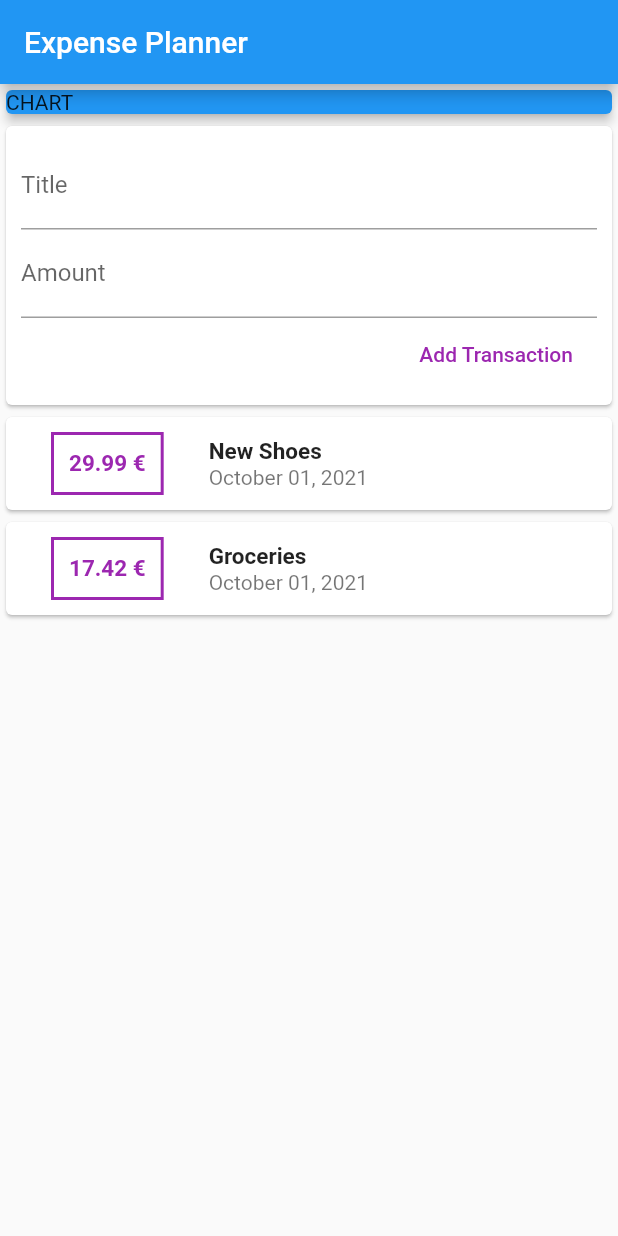
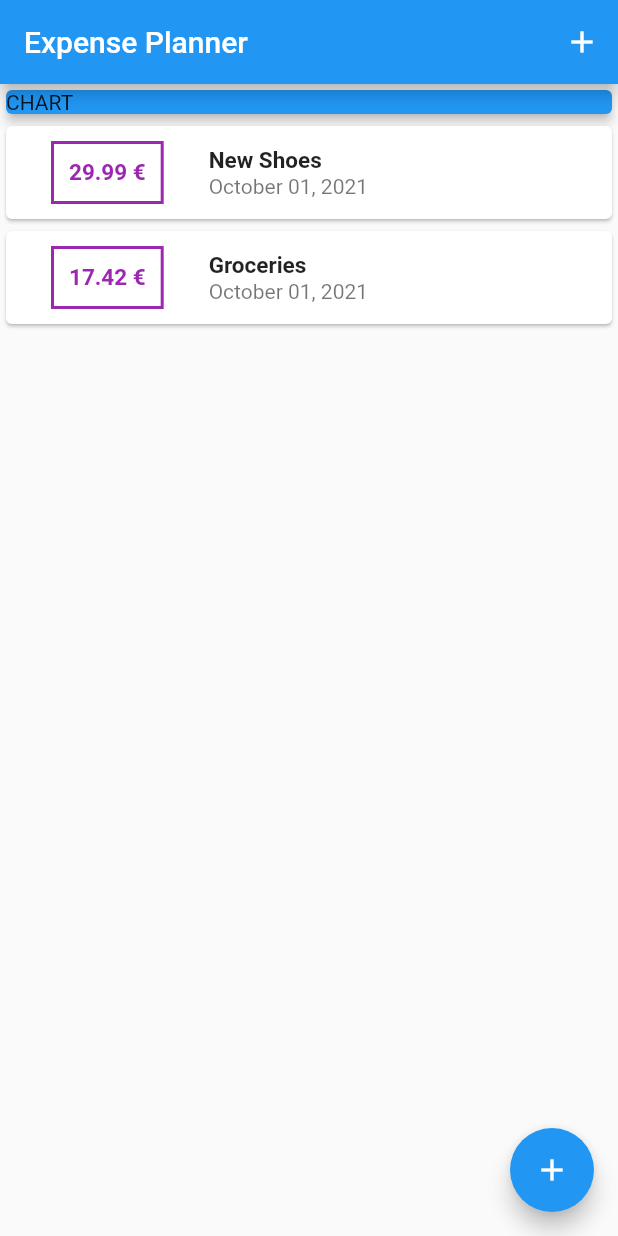
Before and after one commit to Korkmatik/Expensy, a Flutter app: the screen it shows after launch, on a phone screen of 412 x 824 dp. Run offline on Flutter 3.47's test engine with Material 2 defaults, Android fonts, the phone set to English and light mode, and no system bars.

Commit message:
Change transaction input

```diff
--- a/lib/main.dart
+++ b/lib/main.dart
@@ -1,6 +1,8 @@
-import 'package:expense_planer/widgets/user_transaction.dart';
 import 'package:flutter/material.dart';
 
+import 'models/transaction.dart';
+import 'widgets/new_transaction.dart';
+import 'widgets/transaction_list.dart';
 
 void main() {
   runApp(const MyApp());
@@ -22,14 +24,55 @@ class MyApp extends StatelessWidget {
   }
 }
 
-class MyHomePage extends StatelessWidget {
+class MyHomePage extends StatefulWidget {
   MyHomePage({Key? key}) : super(key: key);
+
+  @override
+  State<MyHomePage> createState() => _MyHomePageState();
+}
+
+class _MyHomePageState extends State<MyHomePage> {
+  final List<Transaction> _transactions = [
+    Transaction(
+        id: 't1', title: 'New Shoes', amount: 29.99, date: DateTime.now()),
+    Transaction(
+        id: 't2', title: 'Groceries', amount: 17.42, date: DateTime.now()),
+  ];
+
+  void _addNewTransaction(String title, double amount) {
+    final transaction = Transaction(
+      id: DateTime.now().toString(),
+      title: title,
+      amount: amount,
+      date: DateTime.now(),
+    );
+    setState(
+      () {
+        _transactions.add(transaction);
+      },
+    );
+  }
+
+  void _startAddNewTransaction(BuildContext ctx) {
+    showModalBottomSheet(
+      context: ctx,
+      builder: (_) {
+        return NewTransaction(_addNewTransaction);
+      },
+    );
+  }
 
   @override
   Widget build(BuildContext context) {
     return Scaffold(
       appBar: AppBar(
         title: const Text('Expense Planner'),
+        actions: [
+          IconButton(
+            onPressed: () => _startAddNewTransaction(context),
+            icon: const Icon(Icons.add),
+          ),
+        ],
       ),
       body: Column(
         mainAxisAlignment: MainAxisAlignment.start,
@@ -43,8 +86,13 @@ class MyHomePage extends StatelessWidget {
               color: Colors.blue,
             ),
           ),
-            UserTransactions(),
+          TransactionList(_transactions),
         ],
+      ),
+      floatingActionButtonLocation: FloatingActionButtonLocation.endFloat,
+      floatingActionButton: FloatingActionButton(
+        child: const Icon(Icons.add),
+        onPressed: () => _startAddNewTransaction(context),
       ),
     );
   }
--- a/lib/widgets/user_transaction.dart
+++ /dev/null
@@ -1,38 +0,0 @@
-import 'package:flutter/material.dart';
-
-import '../models/transaction.dart';
-import '../widgets/transaction_list.dart';
-import '../widgets/new_transaction.dart';
-
-class UserTransactions extends StatefulWidget {
-  const UserTransactions({Key? key}) : super(key: key);
-
-  @override
-  _UserTransactionsState createState() => _UserTransactionsState();
-}
-
-class _UserTransactionsState extends State<UserTransactions> {
-  final List<Transaction> _transactions = [
-    Transaction(
-        id: 't1', title: 'New Shoes', amount: 29.99, date: DateTime.now()),
-    Transaction(
-        id: 't2', title: 'Groceries', amount: 17.42, date: DateTime.now()),
-  ];
-
-  void _addNewTransaction(String title, double amount) {
-    final transaction = Transaction(id: DateTime.now().toString(), title: title, amount: amount, date: DateTime.now());
-    setState(() {
-      _transactions.add(transaction);
-    });
-  }
-
-  @override
-  Widget build(BuildContext context) {
-    return Column(
-      children: [
-        NewTransaction(_addNewTransaction),
-        TransactionList(_transactions),
-      ],
-    );
-  }
-}
```
Also changed, not shown: lib/widgets/new_transaction.dart (+11 -4 lines). Lines whose indentation alone changed are shown as unchanged.
